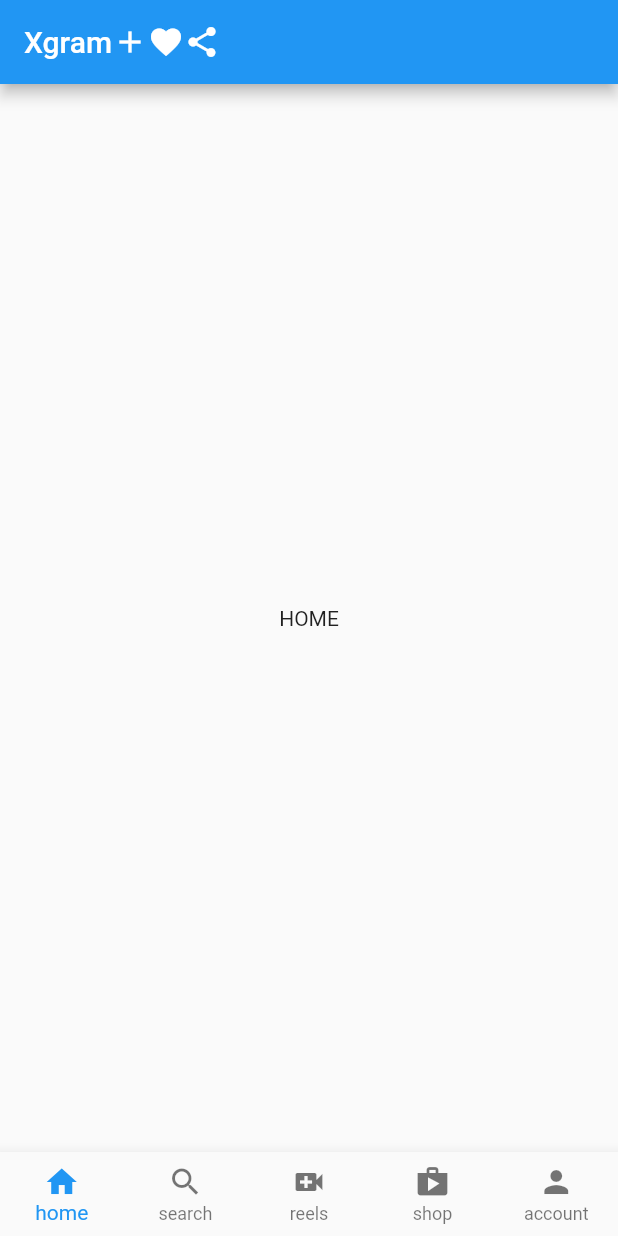
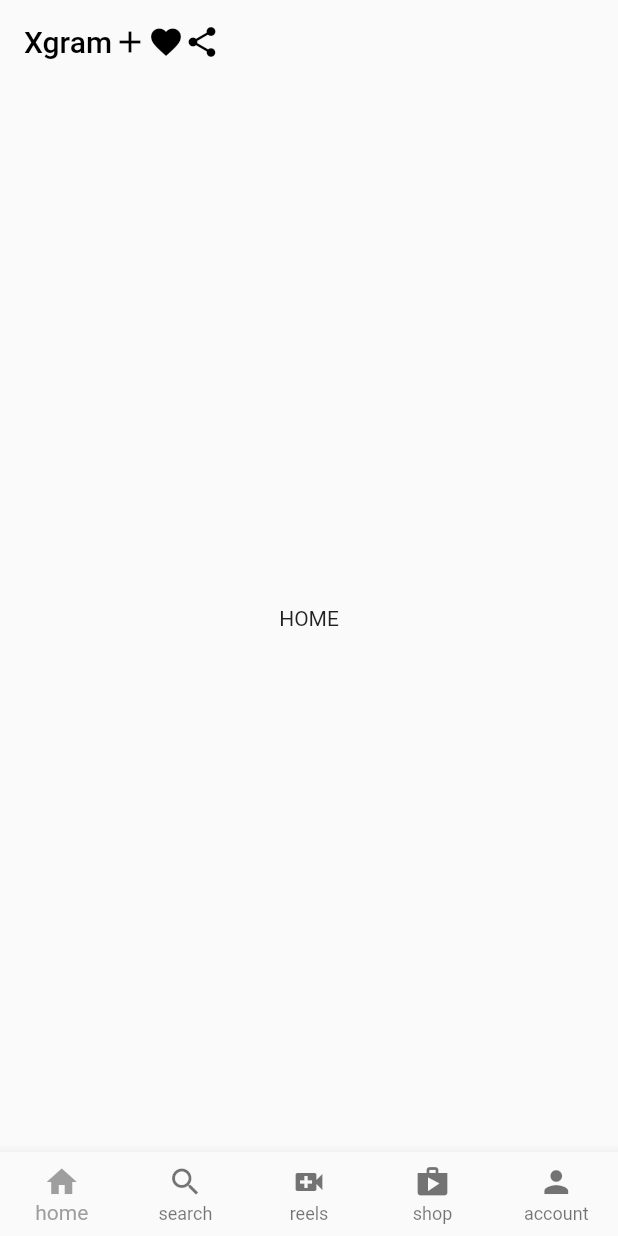
Before and after one commit to jksan-jp/xgram, a Flutter app: the screen it shows after launch, on a phone screen of 412 x 824 dp. Run offline on Flutter 3.47's test engine with Material 2 defaults, Android fonts, the phone set to English and light mode, and no system bars.

Commit message:
appBarの配色変更

```diff
--- a/lib/main.dart
+++ b/lib/main.dart
@@ -14,7 +14,7 @@ class MyApp extends StatelessWidget {
       debugShowCheckedModeBanner: false,
       title: 'Flutter Demo',
       theme: ThemeData(
-        primarySwatch: Colors.blue,
+        primarySwatch: Colors.grey,
       ),
       home: const HomePage(),
     );
--- a/lib/pages/home.dart
+++ b/lib/pages/home.dart
@@ -7,6 +7,8 @@ class UserHome extends StatelessWidget {
   Widget build(BuildContext context) {
     return Scaffold(
       appBar: AppBar(
+        backgroundColor: Colors.transparent,
+        elevation: 0,
         title: Row(children: const [
           Text('Xgram'),
           Icon(Icons.add),
```
